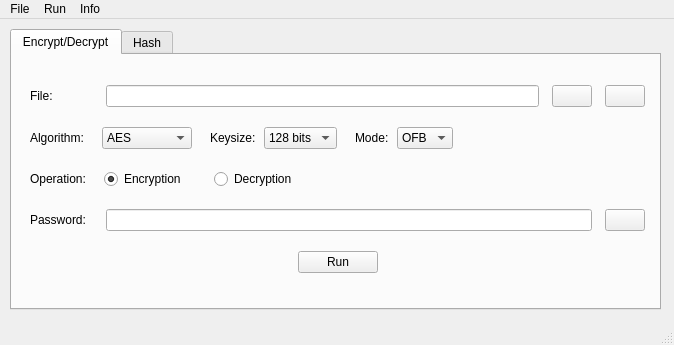
First picture: the form in form.ui, repository leomil72/pycrypto, before the edit.
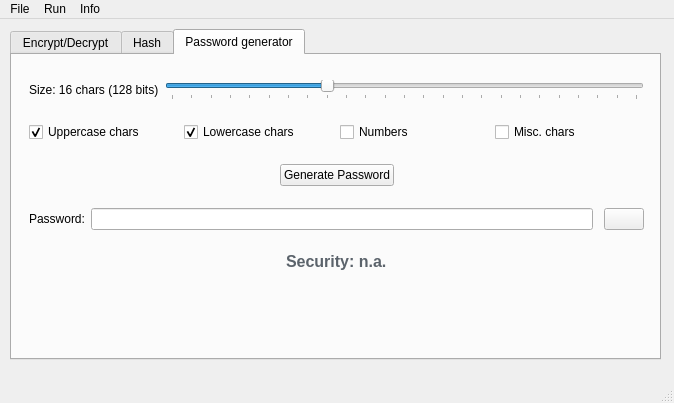
Second picture: the form after the edit. The open tabs and pages were chosen to show the change. Icons and pictures are not drawn.

Patch:
```diff
--- a/form.ui
+++ b/form.ui
@@ -7,7 +7,7 @@
     <x>0</x>
     <y>0</y>
     <width>674</width>
-    <height>345</height>
+    <height>403</height>
    </rect>
   </property>
   <property name="minimumSize">
@@ -26,7 +26,7 @@
       <x>10</x>
       <y>10</y>
       <width>651</width>
-      <height>281</height>
+      <height>331</height>
      </rect>
     </property>
     <property name="currentIndex">
@@ -42,7 +42,7 @@
         <x>10</x>
         <y>10</y>
         <width>631</width>
-        <height>231</height>
+        <height>281</height>
        </rect>
       </property>
       <layout class="QVBoxLayout" name="verticalLayout">
@@ -83,7 +83,7 @@
            </property>
            <property name="sizeHint" stdset="0">
             <size>
-             <width>45</width>
+             <width>51</width>
              <height>20</height>
             </size>
            </property>
@@ -919,6 +919,277 @@
       </layout>
      </widget>
     </widget>
+    <widget class="QWidget" name="tab_3">
+     <attribute name="title">
+      <string>Password generator</string>
+     </attribute>
+     <widget class="QWidget" name="verticalLayoutWidget">
+      <property name="geometry">
+       <rect>
+        <x>9</x>
+        <y>9</y>
+        <width>631</width>
+        <height>281</height>
+       </rect>
+      </property>
+      <layout class="QVBoxLayout" name="verticalLayout_3">
+       <property name="leftMargin">
+        <number>8</number>
+       </property>
+       <property name="topMargin">
+        <number>8</number>
+       </property>
+       <property name="rightMargin">
+        <number>8</number>
+       </property>
+       <property name="bottomMargin">
+        <number>8</number>
+       </property>
+       <item>
+        <layout class="QHBoxLayout" name="horizontalLayout_12">
+         <property name="topMargin">
+          <number>8</number>
+         </property>
+         <property name="bottomMargin">
+          <number>8</number>
+         </property>
+         <item>
+          <widget class="QLabel" name="lblPasswordSize">
+           <property name="text">
+            <string>Size: 16 chars (128 bits)</string>
+           </property>
+          </widget>
+         </item>
+         <item>
+          <widget class="QSlider" name="sldPasswordSize">
+           <property name="mouseTracking">
+            <bool>false</bool>
+           </property>
+           <property name="tabletTracking">
+            <bool>false</bool>
+           </property>
+           <property name="minimum">
+            <number>8</number>
+           </property>
+           <property name="maximum">
+            <number>32</number>
+           </property>
+           <property name="sliderPosition">
+            <number>16</number>
+           </property>
+           <property name="orientation">
+            <enum>Qt::Horizontal</enum>
+           </property>
+           <property name="tickPosition">
+            <enum>QSlider::TicksBelow</enum>
+           </property>
+           <property name="tickInterval">
+            <number>1</number>
+           </property>
+          </widget>
+         </item>
+        </layout>
+       </item>
+       <item>
+        <layout class="QHBoxLayout" name="horizontalLayout_13">
+         <property name="topMargin">
+          <number>8</number>
+         </property>
+         <property name="bottomMargin">
+          <number>8</number>
+         </property>
+         <item>
+          <widget class="QCheckBox" name="ckbUppercase">
+           <property name="text">
+            <string>Uppercase chars</string>
+           </property>
+           <property name="checked">
+            <bool>true</bool>
+           </property>
+          </widget>
+         </item>
+         <item>
+          <widget class="QCheckBox" name="ckbLowercase">
+           <property name="text">
+            <string>Lowercase chars</string>
+           </property>
+           <property name="checked">
+            <bool>true</bool>
+           </property>
+          </widget>
+         </item>
+         <item>
+          <widget class="QCheckBox" name="ckbNumbers">
+           <property name="text">
+            <string>Numbers</string>
+           </property>
+          </widget>
+         </item>
+         <item>
+          <widget class="QCheckBox" name="ckbMisc">
+           <property name="text">
+            <string>Misc. chars</string>
+           </property>
+          </widget>
+         </item>
+        </layout>
+       </item>
+       <item>
+        <layout class="QHBoxLayout" name="horizontalLayout_14">
+         <property name="topMargin">
+          <number>8</number>
+         </property>
+         <property name="bottomMargin">
+          <number>8</number>
+         </property>
+         <item>
+          <spacer name="horizontalSpacer_24">
+           <property name="orientation">
+            <enum>Qt::Horizontal</enum>
+           </property>
+           <property name="sizeHint" stdset="0">
+            <size>
+             <width>40</width>
+             <height>20</height>
+            </size>
+           </property>
+          </spacer>
+         </item>
+         <item>
+          <widget class="QPushButton" name="btnGeneratePassword">
+           <property name="text">
+            <string>Generate Password</string>
+           </property>
+          </widget>
+         </item>
+         <item>
+          <spacer name="horizontalSpacer_27">
+           <property name="orientation">
+            <enum>Qt::Horizontal</enum>
+           </property>
+           <property name="sizeHint" stdset="0">
+            <size>
+             <width>40</width>
+             <height>20</height>
+            </size>
+           </property>
+          </spacer>
+         </item>
+        </layout>
+       </item>
+       <item>
+        <layout class="QHBoxLayout" name="horizontalLayout_15">
+         <property name="topMargin">
+          <number>8</number>
+         </property>
+         <property name="bottomMargin">
+          <number>8</number>
+         </property>
+         <item>
+          <widget class="QLabel" name="lblGeneratedPassword">
+           <property name="text">
+            <string>Password:</string>
+           </property>
+          </widget>
+         </item>
+         <item>
+          <widget class="QLineEdit" name="txtGeneratedPassword">
+           <property name="readOnly">
+            <bool>true</bool>
+           </property>
+          </widget>
+         </item>
+         <item>
+          <spacer name="horizontalSpacer_30">
+           <property name="orientation">
+            <enum>Qt::Horizontal</enum>
+           </property>
+           <property name="sizeType">
+            <enum>QSizePolicy::Fixed</enum>
+           </property>
+           <property name="sizeHint" stdset="0">
+            <size>
+             <width>5</width>
+             <height>20</height>
+            </size>
+           </property>
+          </spacer>
+         </item>
+         <item>
+          <widget class="QPushButton" name="btnCopyPassword">
+           <property name="toolTip">
+            <string>Copy to clipboard</string>
+           </property>
+           <property name="text">
+            <string/>
+           </property>
+           <property name="icon">
+            <iconset>
+             <normaloff>assets/icons/edit-copy.png</normaloff>assets/icons/edit-copy.png</iconset>
+           </property>
+          </widget>
+         </item>
+        </layout>
+       </item>
+       <item>
+        <layout class="QHBoxLayout" name="horizontalLayout_16">
+         <property name="topMargin">
+          <number>8</number>
+         </property>
+         <property name="bottomMargin">
+          <number>8</number>
+         </property>
+         <item>
+          <spacer name="horizontalSpacer_28">
+           <property name="orientation">
+            <enum>Qt::Horizontal</enum>
+           </property>
+           <property name="sizeHint" stdset="0">
+            <size>
+             <width>40</width>
+             <height>20</height>
+            </size>
+           </property>
+          </spacer>
+         </item>
+         <item>
+          <widget class="QLabel" name="lblSecurityLevel">
+           <property name="text">
+            <string>&lt;html&gt;&lt;head/&gt;&lt;body&gt;&lt;p&gt;&lt;span style=&quot; font-size:12pt; font-weight:700; color:#5b636b;&quot;&gt;Security: n.a.&lt;/span&gt;&lt;/p&gt;&lt;/body&gt;&lt;/html&gt;</string>
+           </property>
+          </widget>
+         </item>
+         <item>
+          <spacer name="horizontalSpacer_29">
+           <property name="orientation">
+            <enum>Qt::Horizontal</enum>
+           </property>
+           <property name="sizeHint" stdset="0">
+            <size>
+             <width>40</width>
+             <height>20</height>
+            </size>
+           </property>
+          </spacer>
+         </item>
+        </layout>
+       </item>
+       <item>
+        <spacer name="verticalSpacer">
+         <property name="orientation">
+          <enum>Qt::Vertical</enum>
+         </property>
+         <property name="sizeHint" stdset="0">
+          <size>
+           <width>20</width>
+           <height>40</height>
+          </size>
+         </property>
+        </spacer>
+       </item>
+      </layout>
+     </widget>
+    </widget>
    </widget>
   </widget>
   <widget class="QMenuBar" name="menubar">
```
Left out of the diff: 130 changed lines with no effect on the pictures.
